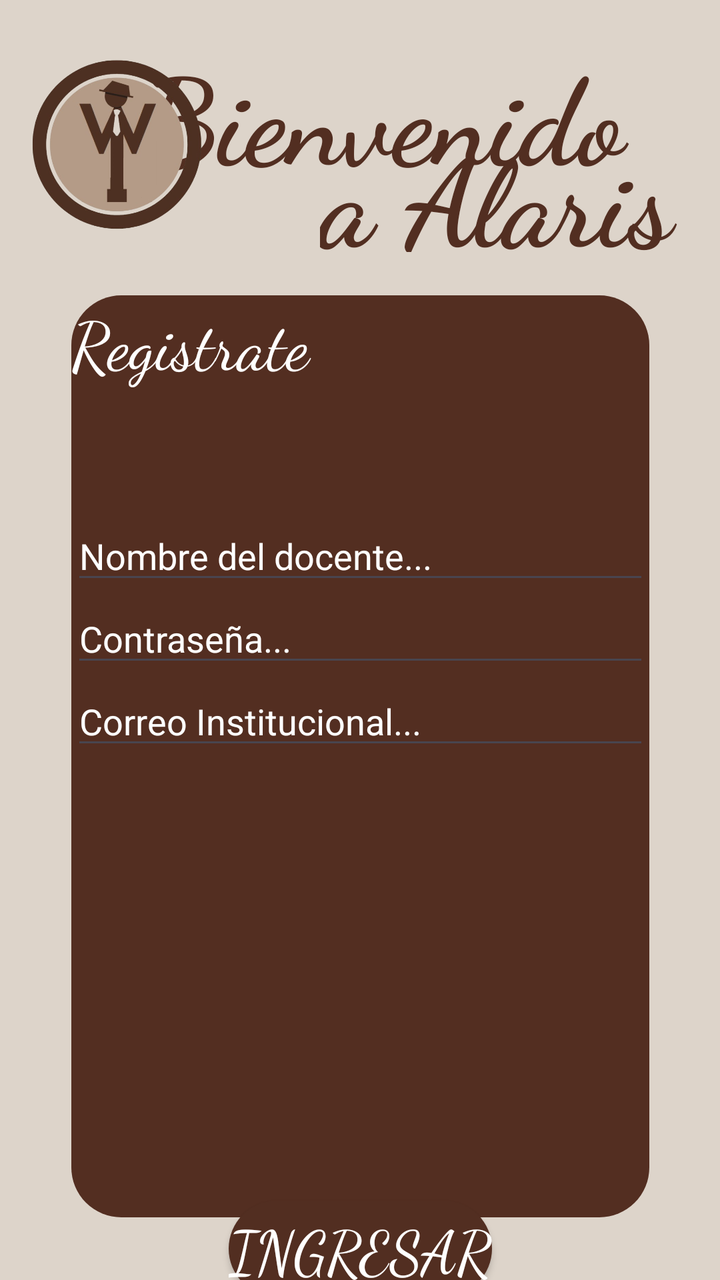
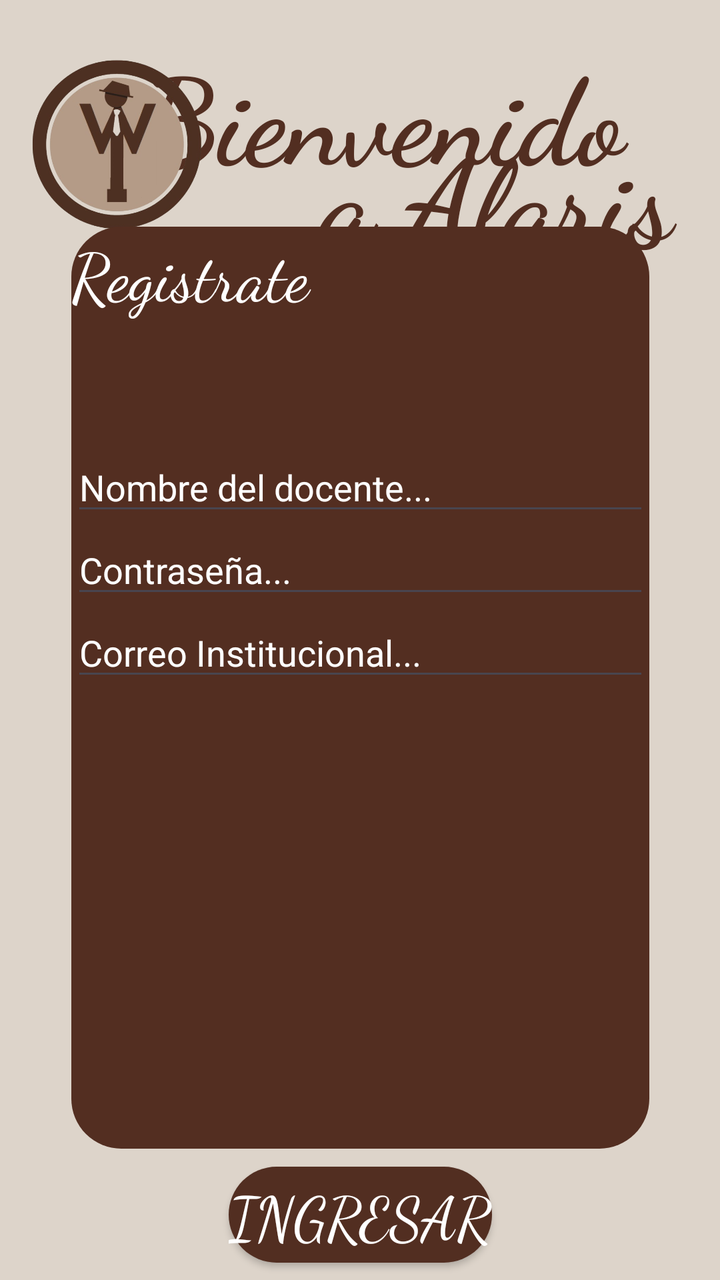

Before-and-after screenshots of an Android layout around one commit, followed by the original layout XML and the change that was made.
<!-- AndroidManifest.xml: application theme Theme.Alaris -->
<!-- res/layout/activity_main.xml -->
<?xml version="1.0" encoding="utf-8"?>
<androidx.constraintlayout.widget.ConstraintLayout xmlns:android="http://schemas.android.com/apk/res/android"
    xmlns:app="http://schemas.android.com/apk/res-auto"
    xmlns:tools="http://schemas.android.com/tools"
    android:id="@+id/main"
    android:layout_width="match_parent"
    android:layout_height="match_parent"
    android:background="@color/back"
    tools:context=".MainActivity">

    <TextView
        android:id="@+id/textView1"
        android:layout_width="280dp"
        android:layout_height="78dp"
        android:fontFamily="cursive"
        android:text="Bienvenido"
        android:textAlignment="textEnd"
        android:textColor="#522E21"
        android:textSize="60sp"

        android:textStyle="bold"
        app:layout_constraintBottom_toBottomOf="parent"
        app:layout_constraintEnd_toEndOf="parent"
        app:layout_constraintHorizontal_bias="0.875"
        app:layout_constraintStart_toStartOf="parent"

        app:layout_constraintTop_toTopOf="parent"
        app:layout_constraintVertical_bias="0.027" />

    <TextView
        android:id="@+id/textView2"
        android:layout_width="188dp"
        android:layout_height="70dp"
        android:fontFamily="cursive"
        android:text="a Alaris"
        android:textAlignment="textEnd"
        android:textColor="#522E21"

        android:textSize="60sp"

        android:textStyle="bold"
        app:layout_constraintBottom_toBottomOf="parent"
        app:layout_constraintEnd_toEndOf="parent"
        app:layout_constraintHorizontal_bias="0.93"

        app:layout_constraintStart_toStartOf="parent"
        app:layout_constraintTop_toTopOf="parent"
        app:layout_constraintVertical_bias="0.098" />

    <ImageView
        android:id="@+id/imageView"
        android:layout_width="90dp"
        android:layout_height="87dp"
        app:layout_constraintBottom_toBottomOf="parent"
        app:layout_constraintEnd_toEndOf="parent"
        app:layout_constraintHorizontal_bias="0.049"
        app:layout_constraintStart_toStartOf="parent"
        app:layout_constraintTop_toTopOf="parent"
        app:layout_constraintVertical_bias="0.052"
        app:srcCompat="@drawable/captura_de_pantalla_2026_05_08_142658_removebg_preview" />

    <LinearLayout
        android:id="@+id/linearLayout"
        android:layout_width="289dp"
        android:layout_height="461dp"
        android:background="@drawable/back_ground2"

        android:orientation="vertical"
        app:layout_constraintBottom_toBottomOf="parent"
        app:layout_constraintEnd_toEndOf="parent"
        app:layout_constraintStart_toStartOf="parent"
        app:layout_constraintTop_toTopOf="parent"
        app:layout_constraintVertical_bias="0.825">

        <TextView
            android:id="@+id/textView3"
            android:layout_width="match_parent"
            android:layout_height="108dp"
            android:fontFamily="cursive"
            android:text="Registrate"
            android:textAlignment="center"
            android:textColor="@color/white"
            android:textSize="100px" />

        <EditText
            android:id="@+id/editTextText"
            android:layout_width="match_parent"
            android:layout_height="wrap_content"
            android:ems="10"
            android:inputType="text"
            android:hint="Nombre del docente..."
            android:textColorHint="@color/white"
            android:textColor="@color/white" />

        <EditText
            android:id="@+id/editTextText2"
            android:layout_width="match_parent"
            android:layout_height="wrap_content"
            android:ems="10"
            android:inputType="text"
            android:hint="Contraseña..."
            android:textColorHint="@color/white"
            android:textColor="@color/white" />

        <EditText
            android:id="@+id/editTextText3"
            android:layout_width="match_parent"
            android:layout_height="wrap_content"
            android:ems="10"
            android:inputType="text"
            android:hint="Correo Institucional..."
            android:textColorHint="@color/white"
            android:textColor="@color/white" />

    </LinearLayout>

    <Button
        android:id="@+id/button"
        android:layout_width="wrap_content"
        android:layout_height="wrap_content"
        android:background="@drawable/back_ground2"
        android:backgroundTint="#522E21"
        android:fontFamily="cursive"
        android:foregroundTint="#522E21"
        android:text="Ingresar"
        android:textColor="#FFFFFF"
        android:textColorHighlight="#532E21"
        android:textColorHint="#532E21"
        android:textColorLink="#532E21"
        android:textSize="30sp"
        app:layout_constraintBottom_toBottomOf="parent"
        app:layout_constraintEnd_toEndOf="parent"
        app:layout_constraintStart_toStartOf="parent"
        app:layout_constraintTop_toBottomOf="@+id/linearLayout"
        app:strokeColor="#522E21" />

</androidx.constraintlayout.widget.ConstraintLayout>
<!-- resources referenced by this layout -->
<resources>
  <color name="back">#DDD4CA</color>
  <color name="white">#FFFFFFFF</color>
  <!-- drawable back_ground2 (drawable) -->
  <?xml version="1.0" encoding="utf-8"?>
  <shape xmlns:android="http://schemas.android.com/apk/res/android">
  
      <solid android:color="@color/back2"/>
  
      <corners android:radius="25dp"/>
  
  </shape>
  <!-- drawable captura_de_pantalla_2026_05_08_142658_removebg_preview: png bitmap (drawable, 141392 bytes) -->
  <style name="Theme.Alaris" parent="Base.Theme.Alaris" />
  <color name="back2">#532E21</color>
  <style name="Base.Theme.Alaris" parent="Theme.Material3.DayNight.NoActionBar">
          
          
      </style>
</resources>

<!-- the commit's change to res/layout/activity_main.xml (unified diff, before → after) -->
@@ -70,7 +70,7 @@
         app:layout_constraintEnd_toEndOf="parent"
         app:layout_constraintStart_toStartOf="parent"
         app:layout_constraintTop_toTopOf="parent"
-        app:layout_constraintVertical_bias="0.825">
+        app:layout_constraintVertical_bias="0.633">
 
         <TextView
             android:id="@+id/textView3"
@@ -87,30 +87,30 @@
             android:layout_width="match_parent"
             android:layout_height="wrap_content"
             android:ems="10"
+            android:hint="Nombre del docente..."
             android:inputType="text"
-            android:hint="Nombre del docente..."
-            android:textColorHint="@color/white"
-            android:textColor="@color/white" />
+            android:textColor="@color/white"
+            android:textColorHint="@color/white" />
 
         <EditText
             android:id="@+id/editTextText2"
             android:layout_width="match_parent"
             android:layout_height="wrap_content"
             android:ems="10"
+            android:hint="Contraseña..."
             android:inputType="text"
-            android:hint="Contraseña..."
-            android:textColorHint="@color/white"
-            android:textColor="@color/white" />
+            android:textColor="@color/white"
+            android:textColorHint="@color/white" />
 
         <EditText
             android:id="@+id/editTextText3"
             android:layout_width="match_parent"
             android:layout_height="wrap_content"
             android:ems="10"
+            android:hint="Correo Institucional..."
             android:inputType="text"
-            android:hint="Correo Institucional..."
-            android:textColorHint="@color/white"
-            android:textColor="@color/white" />
+            android:textColor="@color/white"
+            android:textColorHint="@color/white" />
 
     </LinearLayout>
 
